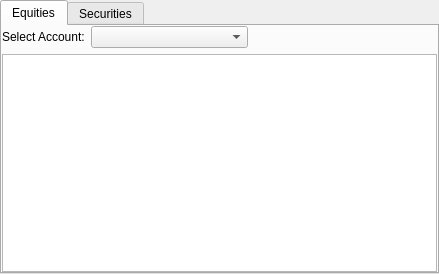
KDE/kmymoney, file kmymoney/views/kinvestmentview.ui: the form before one commit.
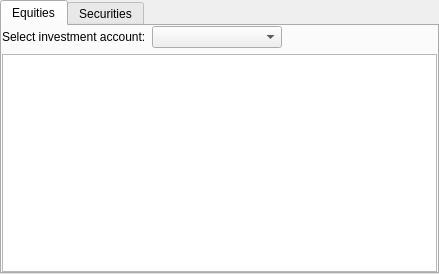
The form after the commit. Custom widgets are drawn as their Qt base class.

Commit message:
Improve investment and security detail editor
This change improves the handling of duplicate securities problem in
that it needs the user to actively select the creation of the duplicate.
The new logic also warns, when a security is used in multiple accounts
that the changes affect all accounts denominated in the security.

The edit to the form file:
```diff
--- a/kmymoney/views/kinvestmentview.ui
+++ b/kmymoney/views/kinvestmentview.ui
@@ -41,7 +41,7 @@
          <item>
           <widget class="QLabel" name="textLabel1">
            <property name="text">
-            <string>Select Account:</string>
+            <string>Select investment account:</string>
            </property>
            <property name="wordWrap">
             <bool>false</bool>
```
The commit also changes 15 other files.
